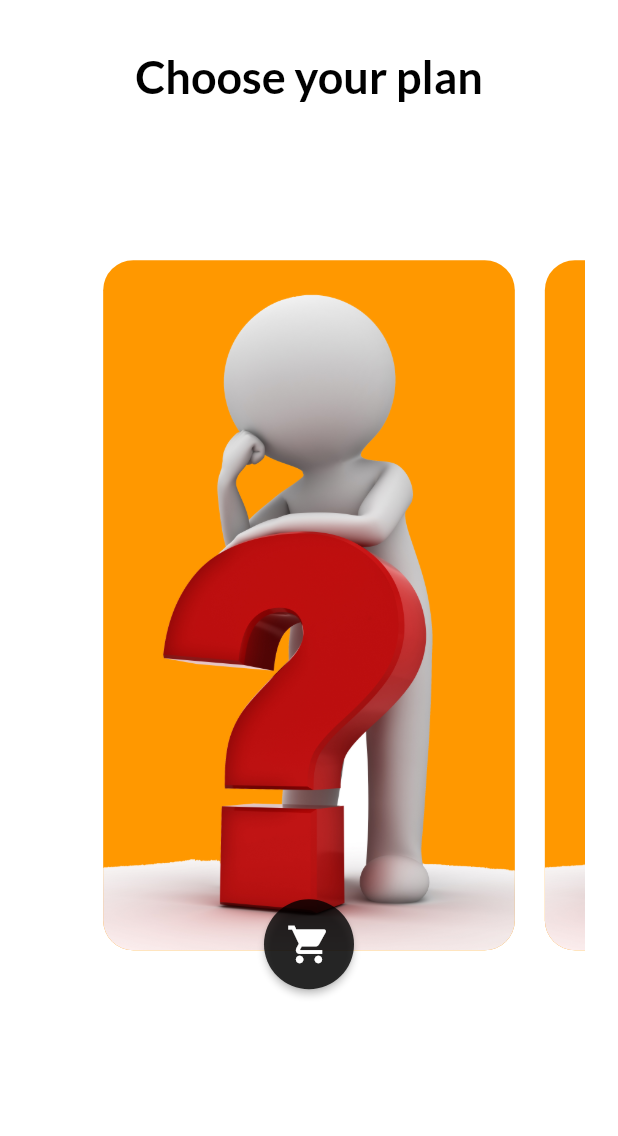
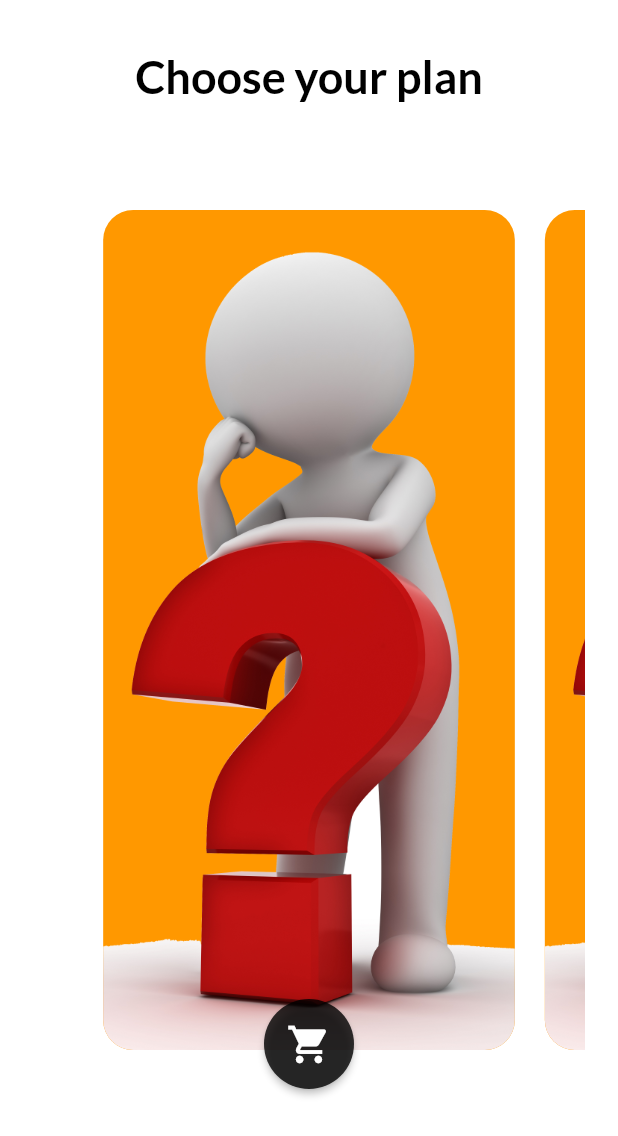
Before and after one commit to CarltonK/kweli-score, a Flutter app: the PricingScreen widget shown alone on an empty page, opened directly, on a phone screen of 412 x 824 dp. Shown: the top 1136 px of the screen. Run offline on Flutter 3.47's test engine with Material 2 defaults, Android fonts, the light colour scheme and no system bars; our stand-ins replace animated_bottom_navigation_bar, firebase_analytics, firebase_core, firebase_crashlytics, firebase_messaging, flutter_spinkit and 6 more; missing offline and left inert: flutter_emoji_suite; accounts and stored records are empty.

Commit message:
KS-47 #comment design changes

```diff
--- a/lib/screens/home/screens/dashboard/components/category_builder.dart
+++ b/lib/screens/home/screens/dashboard/components/category_builder.dart
@@ -28,7 +28,6 @@ class CategoryBuilder extends StatefulWidget {
 
 class _CategoryBuilderState extends State<CategoryBuilder> {
   PageController? _controller;
-  double? _animatedWidth;
   List? displayItems, displayTags;
 
   @override
@@ -53,7 +52,7 @@ class _CategoryBuilderState extends State<CategoryBuilder> {
       'Agent Withdrawals',
     ];
 
-    _controller = PageController(viewportFraction: 0.7);
+    _controller = PageController(viewportFraction: 0.8);
   }
 
   @override
--- a/lib/screens/home/screens/dashboard/components/summary_builder.dart
+++ b/lib/screens/home/screens/dashboard/components/summary_builder.dart
@@ -92,7 +92,7 @@ class _SummaryBuilderState extends State<SummaryBuilder> {
       chartData: mpesaCharges(),
       chartTitle: 'Mpesa Charges',
     ));
-    _controller = PageController(viewportFraction: 0.7);
+    _controller = PageController(viewportFraction: 0.8);
   }
 
   @override
--- a/lib/screens/home/screens/pricing/components/single_price_card.dart
+++ b/lib/screens/home/screens/pricing/components/single_price_card.dart
@@ -22,7 +22,7 @@ class SinglePriceCard extends StatelessWidget {
         }
         return Center(
           child: SizedBox(
-            height: Curves.easeInOut.transform(value) * 500,
+            height: Curves.easeInOut.transform(value) * 600,
             width: Curves.easeInOut.transform(value) * 400,
             child: child,
           ),
--- a/lib/screens/home/screens/pricing/pricing_screen.dart
+++ b/lib/screens/home/screens/pricing/pricing_screen.dart
@@ -96,7 +96,7 @@ class _PricingScreenState extends State<PricingScreen> {
                   style: Constants.kHeadlineStyle,
                 ),
                 mainBody(),
-                SizedBox(height: DeviceConfig.screenHeight! * 0.08),
+                SizedBox(height: DeviceConfig.screenHeight! * 0.04),
               ],
             ),
           ),
```
